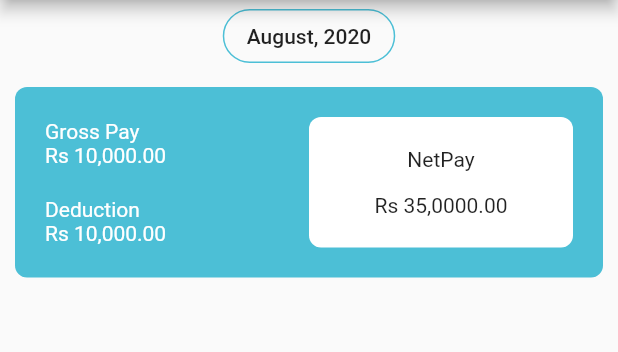
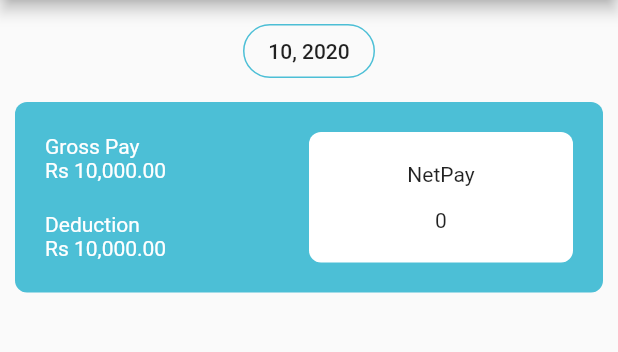
Before and after one commit to a-ng9/fun_app, a Flutter app: the PaySlipPage screen opened by its route, on a phone screen of 412 x 824 dp, the part 84-436 px from its top. Run offline on Flutter 3.47's test engine with Material 2 defaults, Android fonts, the phone set to English and light mode, and no system bars; our stand-ins replace month_picker_dialog.

```diff
--- a/lib/screens/payslip.dart
+++ b/lib/screens/payslip.dart
@@ -1,9 +1,31 @@
 import 'package:flutter/material.dart';
+import 'package:month_picker_dialog/month_picker_dialog.dart';
+
 import 'package:fun_app/screens/drawer.dart';
 import 'package:fun_app/styles.dart';
 
-class PaySlipPage extends StatelessWidget {
+class PaySlipPage extends StatefulWidget {
+  // final DateTime initialDate;
+
   static const String id = "Payslip_screen";
+
+  //const PaySlipPage({Key key, this.initialDate}) : super(key: key);
+
+  @override
+  _PaySlipPageState createState() => _PaySlipPageState();
+}
+
+class _PaySlipPageState extends State<PaySlipPage> {
+  DateTime selectedDate;
+
+  @override
+  void initState() {
+    super.initState();
+
+    // selectedDate = widget.initialDate;
+    selectedDate = DateTime.now();
+  }
+
   @override
   Widget build(BuildContext context) {
     return Scaffold(
@@ -12,16 +34,34 @@ class PaySlipPage extends StatelessWidget {
         title: Text('Payslip'),
         flexibleSpace: Styles.gradientAppBar(),
       ),
-      body: Column(
+      body: Padding(
+        padding: const EdgeInsets.only(top: 10),
+        child: Column(
           children: [
+            //Date button
             OutlineButton(
-            borderSide:
-                BorderSide(width: 1, color: Color.fromRGBO(76, 191, 214, 1.0)),
-            shape:
-                RoundedRectangleBorder(borderRadius: BorderRadius.circular(30)),
-            onPressed: () {},
-            child: Text('August, 2020'),
+              borderSide: BorderSide(
+                  width: 1, color: Color.fromRGBO(76, 191, 214, 1.0)),
+              shape: RoundedRectangleBorder(
+                  borderRadius: BorderRadius.circular(30)),
+              onPressed: () {
+                showMonthPicker(
+                  context: context,
+                  firstDate: DateTime(DateTime.now().year - 1, 5),
+                  lastDate: DateTime(DateTime.now().year + 1, 9),
+                  initialDate: selectedDate,
+                  locale: Locale("en"),
+                ).then((date) {
+                  if (date != null) {
+                    setState(() {
+                      selectedDate = date;
+                    });
+                  }
+                });
+              },
+              child: Text('${selectedDate.month}, ${selectedDate?.year}'),
             ),
+            //Summary blue card
             Container(
               margin: const EdgeInsets.all(10),
               padding: const EdgeInsets.all(20),
@@ -60,7 +100,7 @@ class PaySlipPage extends StatelessWidget {
                         children: [
                           Text('NetPay'),
                           SizedBox(height: 15),
-                        Text('Rs 35,0000.00')
+                          Text('0')
                         ],
                       ),
                     ),
@@ -70,6 +110,7 @@ class PaySlipPage extends StatelessWidget {
             )
           ],
         ),
+      ),
     );
   }
 }
--- a/pubspec.yaml
+++ b/pubspec.yaml
@@ -29,6 +29,8 @@ dependencies:
   # Use with the CupertinoIcons class for iOS style icons.
   cupertino_icons: ^0.1.3
   provider: ^4.3.2+2
+  month_picker_dialog: ^0.3.3
+
 
 
 dev_dependencies:
```
Also changed, not shown: lib/Components/calendar.dart (added, +26 -0 lines), pubspec.lock. Lines whose indentation alone changed are shown as unchanged.
